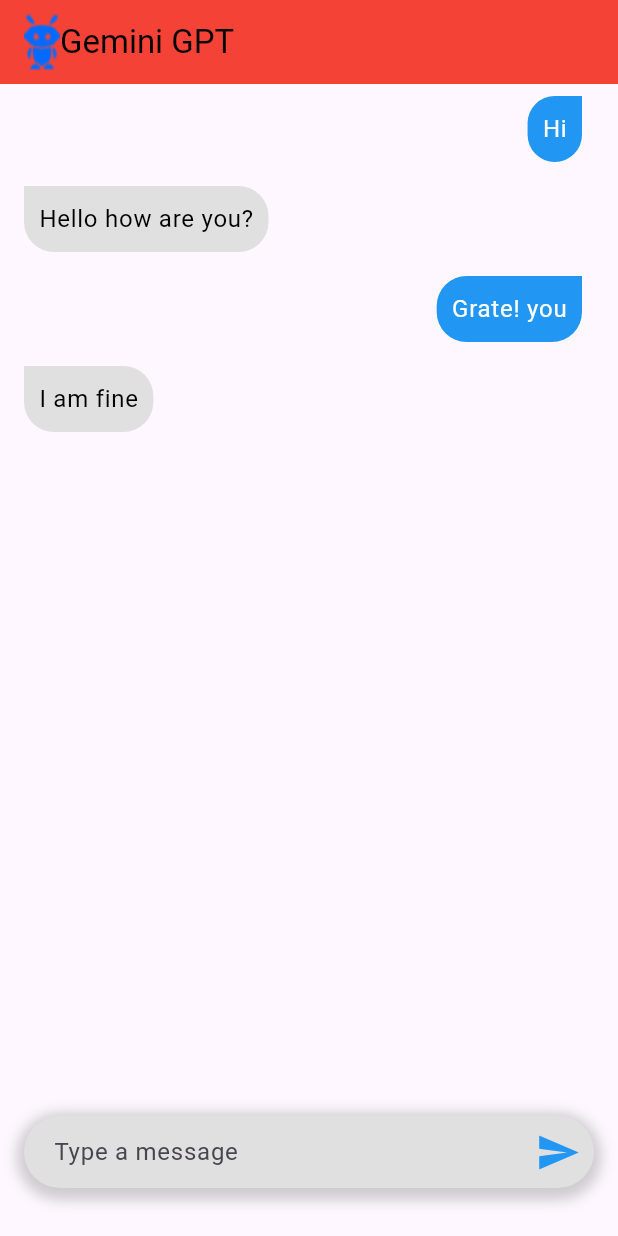
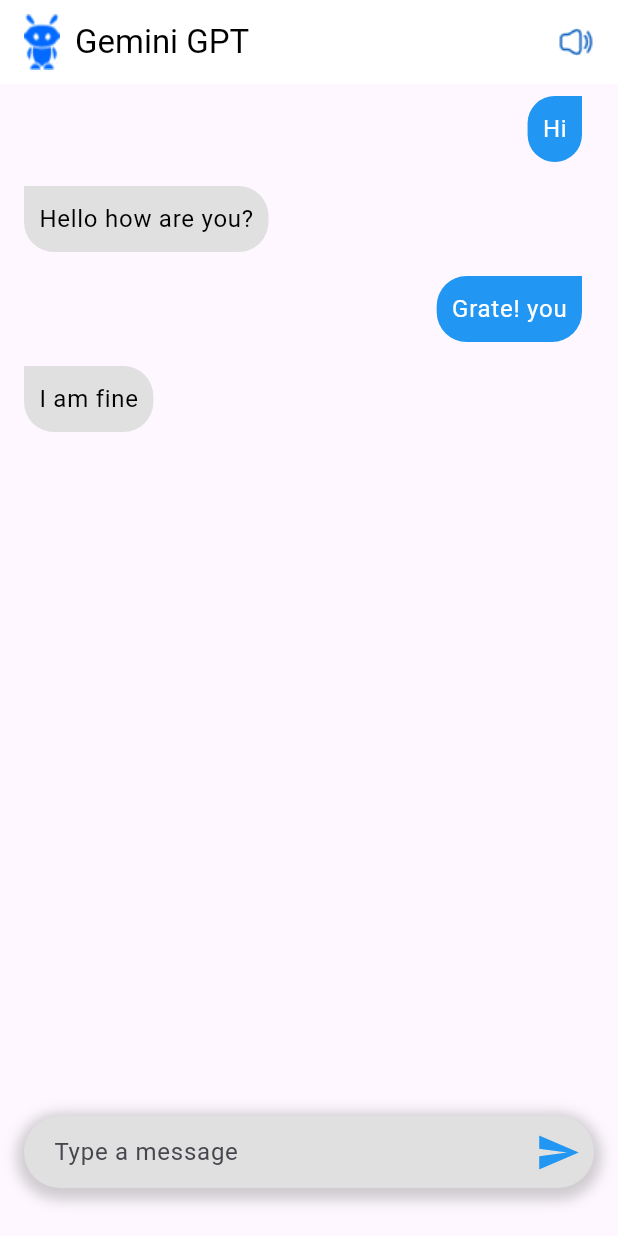
Before and after one commit to aginjithgj/gemini_gpt, a Flutter app: the screen it shows after launch, on a phone screen of 412 x 824 dp. Run offline on Flutter 3.47's test engine with Material 3 defaults, Android fonts, the phone set to English and light mode, and no system bars.

Commit message:
Top all set

```diff
--- a/lib/MyHomePage.dart
+++ b/lib/MyHomePage.dart
@@ -28,16 +28,18 @@ class _MyHomePageState extends State<MyHomePage> {
     return Scaffold(
       appBar: AppBar(
         centerTitle:false,
-        backgroundColor: Colors.red,
+        backgroundColor: Colors.white,
         title: Row(
           mainAxisAlignment: MainAxisAlignment.spaceBetween,
           children: [
             Row(
               children: [
                 Image.asset('assets/gpt-robot.png'),
+                const SizedBox(width: 10,),
                 const Text('Gemini GPT',style: TextStyle(color: Colors.black),)
               ],
-            )
+            ),
+             Image.asset('assets/volume-high.png',color: Colors.blue[800],)
           ],
         ),
       ),
```
